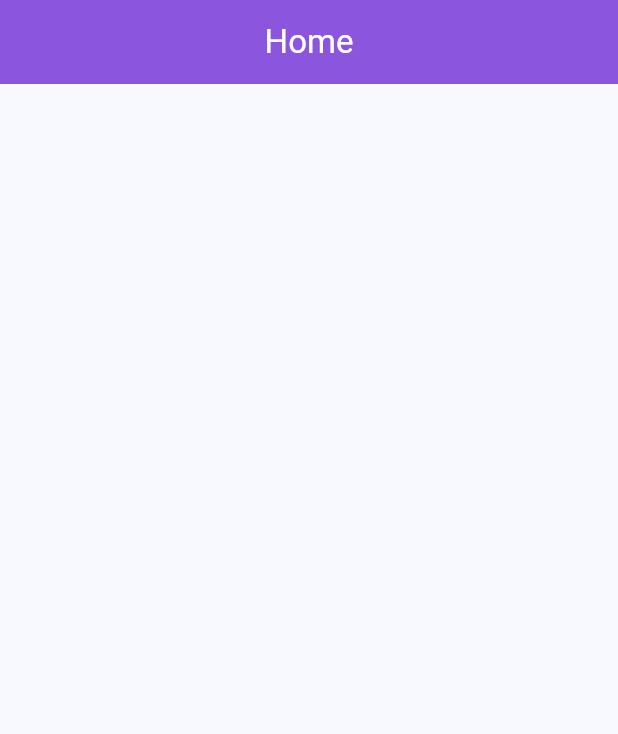
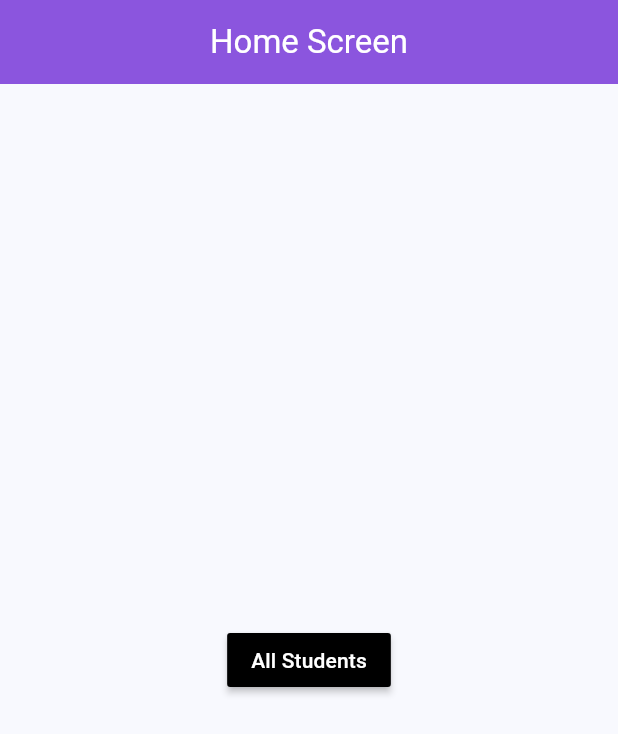
Before and after one commit to hkchandora/vernost, a Flutter app: the screen it shows after launch, on a phone screen of 412 x 824 dp. Shown: the top 734 px of the screen. Run offline on Flutter 3.47's test engine with Material 3 defaults, Android fonts, the phone set to English and light mode, and no system bars.

Commit message:
CR:Himanshu added a button in home screen

```diff
--- a/lib/home/home_screen.dart
+++ b/lib/home/home_screen.dart
@@ -1,5 +1,6 @@
 import 'package:flutter/material.dart';
 import 'package:vernost/util/colors.dart';
+import 'package:vernost/util/strings.dart';
 import 'package:vernost/util/utility.dart';
 
 class HomeScreen extends StatelessWidget {
@@ -8,8 +9,18 @@ class HomeScreen extends StatelessWidget {
   @override
   Widget build(BuildContext context) {
     return Scaffold(
-      appBar: Utility.commonAppBar(title: "Home", isCenter: true),
+      appBar: Utility.commonAppBar(title: Strings.homeScreenTitle, isCenter: true),
       backgroundColor: colorBg,
+      body: Center(
+        child: MaterialButton(
+          onPressed: (){},
+          color: colorBlack,
+          elevation: 2,
+          child: const Text(Strings.allStudents,
+              style: TextStyle(color: colorWhite),
+          ),
+        ),
+      ),
     );
   }
 }
--- a/lib/util/colors.dart
+++ b/lib/util/colors.dart
@@ -3,3 +3,4 @@ import 'package:flutter/material.dart';
 const appTheme = Color(0xFF8B55DE);
 const colorBg = Color(0xffF8F9FE);
 const colorWhite = Color(0xffFFFFFF);
+const colorBlack = Color(0xff000000);
--- a/lib/util/strings.dart
+++ b/lib/util/strings.dart
@@ -1,3 +1,4 @@
 class Strings{
   static const String homeScreenTitle = 'Home Screen';
+  static const String allStudents = 'All Students';
 }
```
